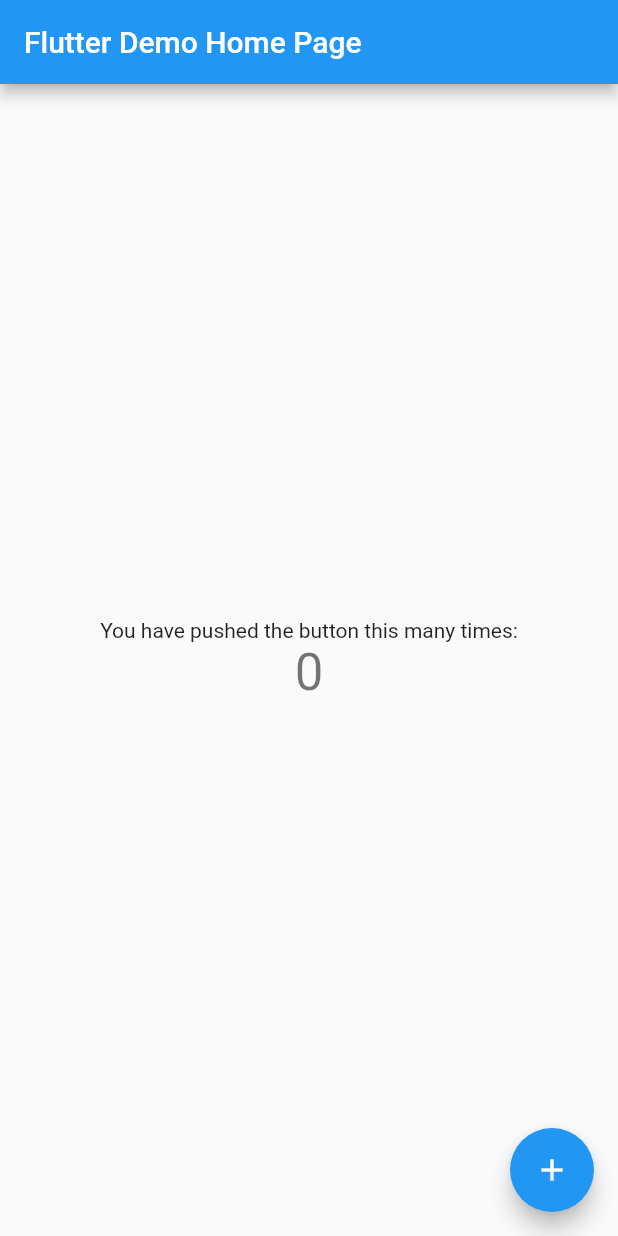
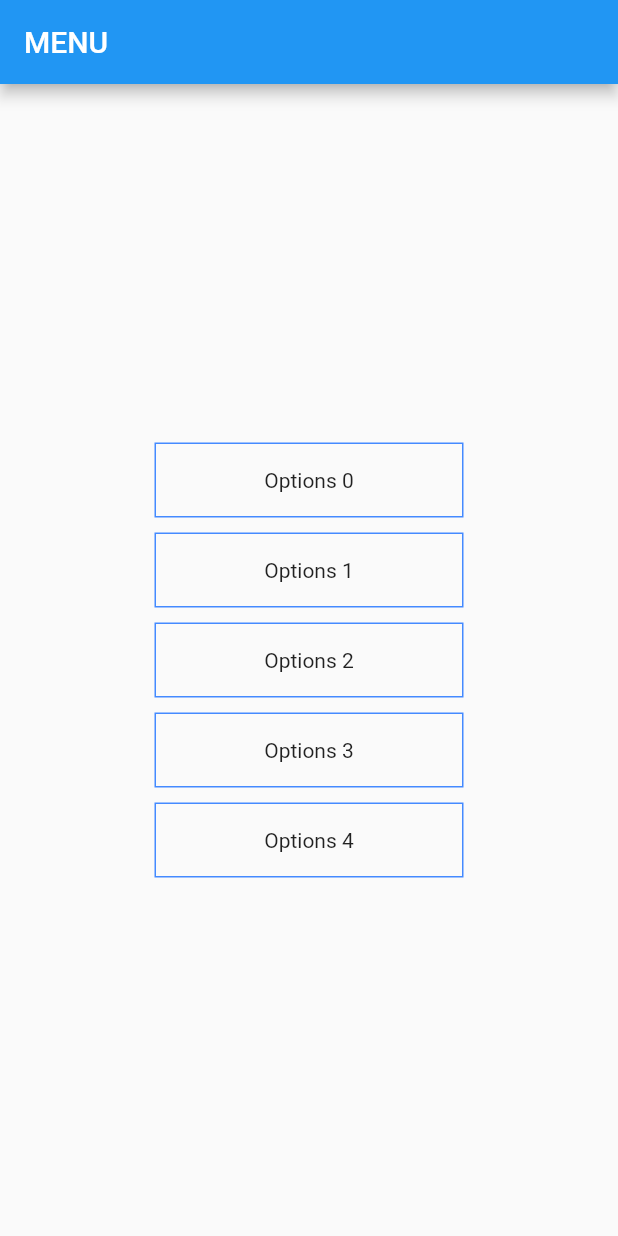
Before and after one commit to congvn00682/animations, a Flutter app: the screen it shows after launch, on a phone screen of 412 x 824 dp. Run offline on Flutter 3.47's test engine with Material 2 defaults, Android fonts, the phone set to English and light mode, and no system bars; our stand-ins replace expandable.

Commit message:
feat: update

```diff
--- a/lib/main.dart
+++ b/lib/main.dart
@@ -1,3 +1,6 @@
+import 'package:animations/style_1.dart';
+import 'package:animations/style_2.dart';
+import 'package:animations/style_3.dart';
 import 'package:flutter/material.dart';
 
 void main() {
@@ -7,109 +10,76 @@ void main() {
 class MyApp extends StatelessWidget {
   const MyApp({Key? key}) : super(key: key);
 
-  // This widget is the root of your application.
   @override
   Widget build(BuildContext context) {
     return MaterialApp(
       title: 'Flutter Demo',
       theme: ThemeData(
-        // This is the theme of your application.
-        //
-        // Try running your application with "flutter run". You'll see the
-        // application has a blue toolbar. Then, without quitting the app, try
-        // changing the primarySwatch below to Colors.green and then invoke
-        // "hot reload" (press "r" in the console where you ran "flutter run",
-        // or simply save your changes to "hot reload" in a Flutter IDE).
-        // Notice that the counter didn't reset back to zero; the application
-        // is not restarted.
         primarySwatch: Colors.blue,
       ),
-      home: const MyHomePage(title: 'Flutter Demo Home Page'),
+      home: const MyHomePage(),
     );
   }
 }
 
 class MyHomePage extends StatefulWidget {
-  const MyHomePage({Key? key, required this.title}) : super(key: key);
-
-  // This widget is the home page of your application. It is stateful, meaning
-  // that it has a State object (defined below) that contains fields that affect
-  // how it looks.
-
-  // This class is the configuration for the state. It holds the values (in this
-  // case the title) provided by the parent (in this case the App widget) and
-  // used by the build method of the State. Fields in a Widget subclass are
-  // always marked "final".
-
-  final String title;
+  const MyHomePage({Key? key}) : super(key: key);
 
   @override
   State<MyHomePage> createState() => _MyHomePageState();
 }
 
 class _MyHomePageState extends State<MyHomePage> {
-  int _counter = 0;
-
-  void _incrementCounter() {
-    setState(() {
-      // This call to setState tells the Flutter framework that something has
-      // changed in this State, which causes it to rerun the build method below
-      // so that the display can reflect the updated values. If we changed
-      // _counter without calling setState(), then the build method would not be
-      // called again, and so nothing would appear to happen.
-      _counter++;
-    });
-  }
-
   @override
   Widget build(BuildContext context) {
-    // This method is rerun every time setState is called, for instance as done
-    // by the _incrementCounter method above.
-    //
-    // The Flutter framework has been optimized to make rerunning build methods
-    // fast, so that you can just rebuild anything that needs updating rather
-    // than having to individually change instances of widgets.
     return Scaffold(
       appBar: AppBar(
-        // Here we take the value from the MyHomePage object that was created by
-        // the App.build method, and use it to set our appbar title.
-        title: Text(widget.title),
+        title: Text("menu".toUpperCase()),
       ),
       body: Center(
-        // Center is a layout widget. It takes a single child and positions it
-        // in the middle of the parent.
         child: Column(
-          // Column is also a layout widget. It takes a list of children and
-          // arranges them vertically. By default, it sizes itself to fit its
-          // children horizontally, and tries to be as tall as its parent.
-          //
-          // Invoke "debug painting" (press "p" in the console, choose the
-          // "Toggle Debug Paint" action from the Flutter Inspector in Android
-          // Studio, or the "Toggle Debug Paint" command in Visual Studio Code)
-          // to see the wireframe for each widget.
-          //
-          // Column has various properties to control how it sizes itself and
-          // how it positions its children. Here we use mainAxisAlignment to
-          // center the children vertically; the main axis here is the vertical
-          // axis because Columns are vertical (the cross axis would be
-          // horizontal).
           mainAxisAlignment: MainAxisAlignment.center,
-          children: <Widget>[
-            const Text(
-              'You have pushed the button this many times:',
+          children: List.generate(
+            5,
+            (index) => Padding(
+              padding: const EdgeInsets.symmetric(vertical: 5),
+              child: _buildOptions(context, index),
             ),
-            Text(
-              '$_counter',
-              style: Theme.of(context).textTheme.headline4,
-            ),
-          ],
+          ),
         ),
-      ),
-      floatingActionButton: FloatingActionButton(
-        onPressed: _incrementCounter,
-        tooltip: 'Increment',
-        child: const Icon(Icons.add),
       ), // This trailing comma makes auto-formatting nicer for build methods.
     );
   }
+
+  InkWell _buildOptions(BuildContext context, int index) {
+    return InkWell(
+      onTap: () {
+        ///TODO
+        if (index == 0) {
+          Navigator.push(
+            context,
+            MaterialPageRoute(builder: (context) => const Style1()),
+          );
+        } else if (index == 1 ) {
+          Navigator.push(
+            context,
+            MaterialPageRoute(builder: (context) => const Style2()),
+          );
+        } else if (index == 2) {
+          Navigator.push(
+            context,
+            MaterialPageRoute(builder: (context) => const Style3()),
+          );
+        }
+      },
+      child: Container(
+        height: 50,
+        width: MediaQuery.of(context).size.width / 2,
+        decoration: BoxDecoration(border: Border.all(color: Colors.blueAccent)),
+        child: Center(
+          child: Text("Options $index"),
+        ),
+      ),
+    );
+  }
 }
--- a/pubspec.yaml
+++ b/pubspec.yaml
@@ -34,6 +34,8 @@ dependencies:
   # The following adds the Cupertino Icons font to your application.
   # Use with the CupertinoIcons class for iOS style icons.
   cupertino_icons: ^1.0.2
+  #style 3, expandable panel
+  expandable: ^5.0.1
 
 dev_dependencies:
   flutter_test:
```
Also changed, not shown: lib/style_1.dart (added, +72 -0 lines), lib/style_2.dart (added, +53 -0 lines), lib/style_3.dart (added, +94 -0 lines), 2 other files.
